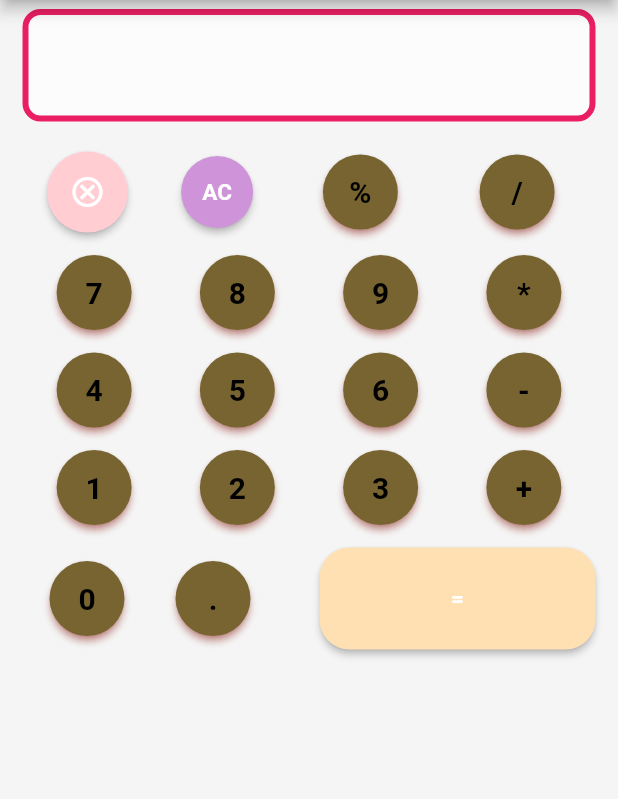
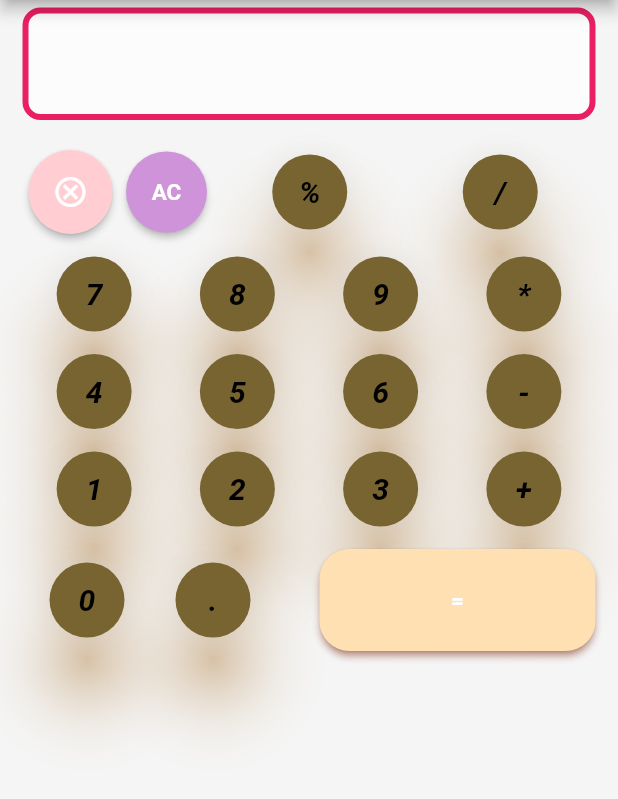
Before and after one commit to Maria702/Simple_Flutter_Calculator, a Flutter app: the screen it shows after launch, on a phone screen of 412 x 824 dp, the part 84-883 px from its top. Run offline on Flutter 3.47's test engine with Material 2 defaults, Android fonts, the phone set to English and light mode, and no system bars; our stand-ins replace math_expressions.

Commit message:
first commit

```diff
--- a/lib/calculator.dart
+++ b/lib/calculator.dart
@@ -14,7 +14,10 @@ class _CalculatorState extends State<Calculator> {
   Widget btn(var text) {
     return ElevatedButton(
       style: ElevatedButton.styleFrom(
-          shadowColor: Color.fromARGB(230, 460, 20, 1),
+          onPrimary: Colors.white,
+          onSurface: Colors.tealAccent,
+          shadowColor: Colors.orangeAccent,
+          elevation: 20,
           shape: CircleBorder(),
           primary: Color.fromRGBO(120, 100, 560, 100)),
       child: Container(
@@ -25,6 +28,7 @@ class _CalculatorState extends State<Calculator> {
           text,
           style: TextStyle(
             fontSize: 20,
+            fontStyle: FontStyle.italic,
             color: Colors.black,
             fontWeight: FontWeight.bold,
           ),
@@ -81,7 +85,7 @@ class _CalculatorState extends State<Calculator> {
         backgroundColor: Colors.grey.shade100,
         body: SingleChildScrollView(
           child: Padding(
-            padding: const EdgeInsets.only(top: 1, left: 1, right: 1),
+            padding: const EdgeInsets.only(left: 1, right: 1, bottom: 1),
             child: Container(
               alignment: Alignment.bottomCenter,
               padding: EdgeInsets.only(
@@ -123,7 +127,7 @@ class _CalculatorState extends State<Calculator> {
                             shape: CircleBorder(),
                             primary: Colors.red.shade100,
                             padding: EdgeInsets.symmetric(
-                                horizontal: 15, vertical: 15),
+                                horizontal: 16, vertical: 16),
                             textStyle: TextStyle(
                                 fontSize: 15, fontWeight: FontWeight.bold)),
                       ),
@@ -134,14 +138,16 @@ class _CalculatorState extends State<Calculator> {
                             shape: CircleBorder(),
                             primary: Colors.purple.shade200,
                             padding: EdgeInsets.symmetric(
-                                horizontal: 15, vertical: 15),
+                                horizontal: 18, vertical: 18),
                             textStyle: TextStyle(
                                 fontSize: 15, fontWeight: FontWeight.bold)),
                       ),
-                      btn(
-                        "%",
+                      Expanded(
+                        child: btn(
+                          "%",
+                        ),
                       ),
-                      btn("/"),
+                      Expanded(child: btn("/")),
                     ],
                   ),
                   Padding(
@@ -211,6 +217,7 @@ class _CalculatorState extends State<Calculator> {
                             child: Text('='),
                             onPressed: output,
                             style: ElevatedButton.styleFrom(
+                                shadowColor: Colors.deepOrange.shade900,
                                 shape: RoundedRectangleBorder(
                                     borderRadius: BorderRadius.circular(20)),
                                 primary: Colors.orange.shade100,
```
Also changed, not shown: pubspec.yaml (+7 -7 lines), assets/play_store.png (added), assets/playstore.png (deleted), pubspec.lock, 21 other files.
